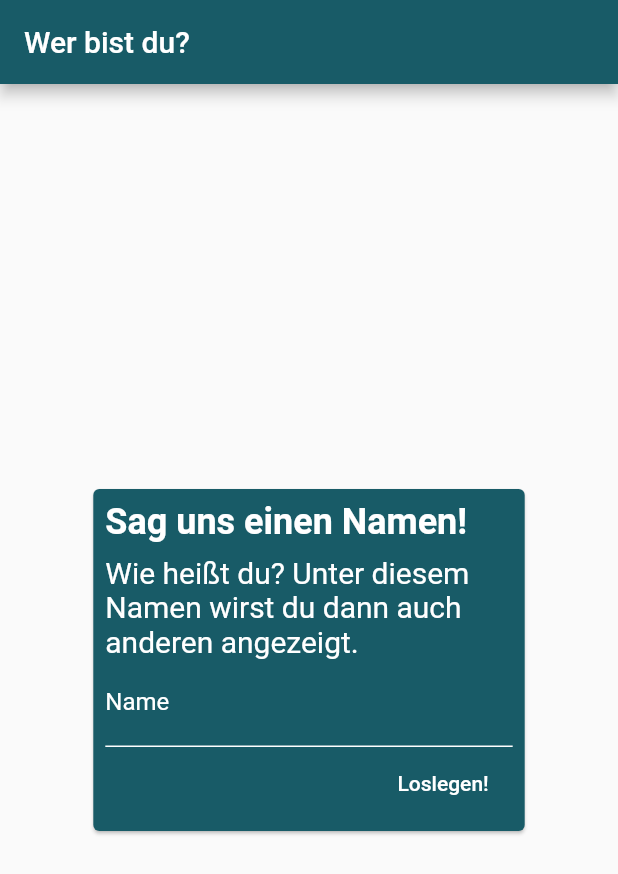
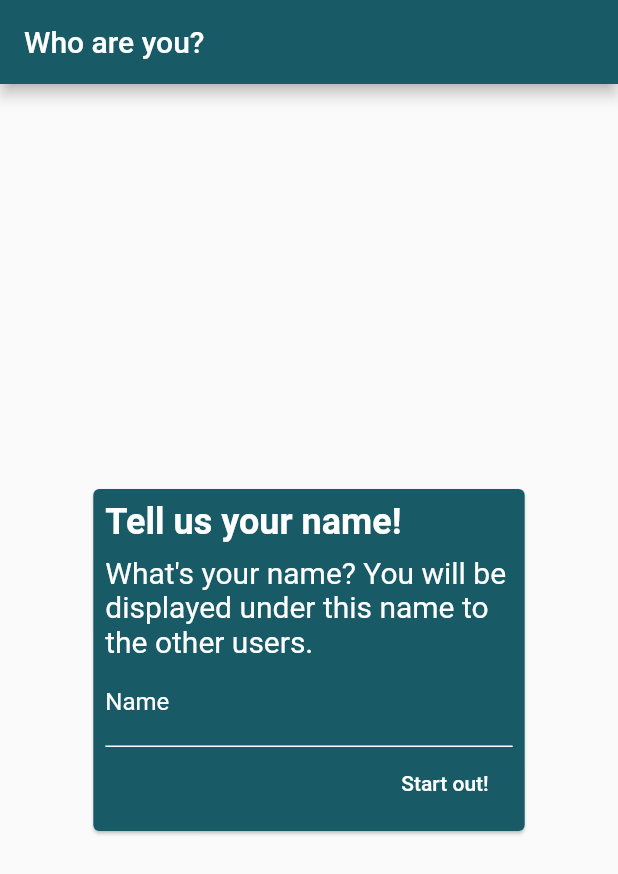
Before and after one commit to Alexx882/flocker, a Flutter app: the screen it shows after launch, on a phone screen of 412 x 824 dp. Shown: the top 874 px of the screen. Run offline on Flutter 3.47's test engine with Material 2 defaults, Android fonts, the phone set to English and light mode, and no system bars; our stand-ins replace battery, flutter_map, latlong, location, shared_preferences; missing offline and left inert: cron, sirius.

```diff
--- a/app/lib/ui/username_view.dart
+++ b/app/lib/ui/username_view.dart
@@ -57,7 +57,7 @@ class _UsernameViewState extends State<UsernameView> {
     return Scaffold(
       appBar: AppBar(
         title: Text(
-          "Wer bist du?",
+          "Who are you?",
           style: TextStyle(
             color: Colors.white,
           ),
@@ -79,7 +79,7 @@ class _UsernameViewState extends State<UsernameView> {
                     Container(
                       alignment: Alignment.centerLeft,
                       child: Text(
-                        "Sag uns einen Namen!",
+                        "Tell us your name!",
                         style: TextStyle(
                             fontSize: 24.0,
                             fontWeight: FontWeight.bold,
@@ -88,7 +88,8 @@ class _UsernameViewState extends State<UsernameView> {
                     ),
                     SizedBox(height: 8),
                     Text(
-                      "Wie heißt du? Unter diesem Namen wirst du dann auch anderen angezeigt.",
+                      // "Wie heißt du? Unter diesem Namen wirst du dann auch anderen angezeigt.",
+                      "What's your name? You will be displayed under this name to the other users.",
                       style: TextStyle(fontSize: 20.0, color: Colors.white),
                     ),
                     TextFormField(
@@ -112,7 +113,7 @@ class _UsernameViewState extends State<UsernameView> {
                         String sanitized = value.trim();
 
                         if (sanitized.isEmpty)
-                          return "Es muss ein Name angegeben werden!";
+                          return "A name has to be provided!";
 
                         return null;
                       },
@@ -133,7 +134,7 @@ class _UsernameViewState extends State<UsernameView> {
                               : SizedBox(),
                           SizedBox(width: 8),
                           Text(
-                            "Loslegen!",
+                            "Start out!",
                             style: TextStyle(
                               color: Colors.white,
                             ),
```
Also changed, not shown: app/lib/ui/tracking_view.dart (+7 -6 lines).
